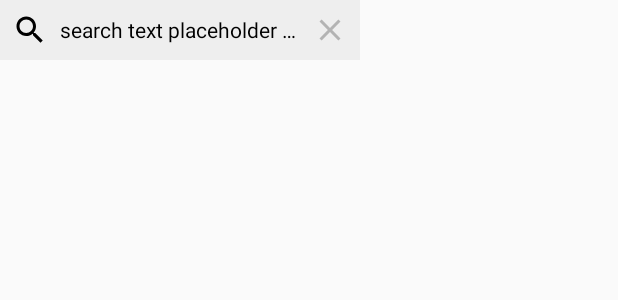
After one commit to mitsinsar/flickrapp, an Android app: the layout adapter_item_search_history.xml on its own in the app's theme, with its tools: preview values and no code run, on a phone screen of 412 x 824 dp. The commit adds this screen. Shown: the top 300 px of the screen. Run offline under Robolectric (Android 15) with nearby library versions, the phone set to English and light mode, and no system bars.

Commit message:
Search history feature added. Search fragment code refactored.

```diff
--- /dev/null
+++ b/app/src/main/res/drawable/ic_close_gray.xml
@@ -0,0 +1,5 @@
+<vector xmlns:android="http://schemas.android.com/apk/res/android" android:width="24dp"
+    android:height="24dp" android:tint="#B3B3B3"
+    android:viewportWidth="24.0" android:viewportHeight="24.0">
+    <path android:fillColor="#FF000000" android:pathData="M19,6.41L17.59,5 12,10.59 6.41,5 5,6.41 10.59,12 5,17.59 6.41,19 12,13.41 17.59,19 19,17.59 13.41,12z"/>
+</vector>
--- /dev/null
+++ b/app/src/main/res/layout/adapter_item_search_history.xml
@@ -0,0 +1,44 @@
+<?xml version="1.0" encoding="utf-8"?>
+<LinearLayout xmlns:android="http://schemas.android.com/apk/res/android"
+    xmlns:tools="http://schemas.android.com/tools"
+    android:layout_width="wrap_content"
+    android:layout_height="wrap_content"
+    android:background="@color/backgroundGray"
+    android:gravity="center"
+    android:orientation="horizontal">
+
+    <LinearLayout
+        android:id="@+id/layoutBtnSearchHistory"
+        android:layout_width="wrap_content"
+        android:layout_height="wrap_content"
+        android:gravity="center"
+        android:orientation="horizontal">
+
+        <ImageView
+            android:layout_width="wrap_content"
+            android:layout_height="wrap_content"
+            android:contentDescription="@string/description_search_magnifying_glass"
+            android:padding="8dp"
+            android:src="@drawable/ic_search_black" />
+
+        <TextView
+            android:id="@+id/txtSearchHistory"
+            android:layout_width="160dp"
+            android:layout_height="wrap_content"
+            android:ellipsize="end"
+            android:maxEms="10"
+            android:maxLines="1"
+            android:minWidth="80dp"
+            android:textColor="@color/black"
+            tools:text="search text placeholder search text placeholder" />
+    </LinearLayout>
+
+    <ImageView
+        android:id="@+id/imgviewBtnSearchHistoryRemove"
+        android:layout_width="wrap_content"
+        android:layout_height="wrap_content"
+        android:contentDescription="@string/description_search_history_delete_btn"
+        android:padding="8dp"
+        android:src="@drawable/ic_close_gray" />
+
+</LinearLayout>
--- /dev/null
+++ b/app/src/main/res/values/attrs.xml
@@ -0,0 +1,6 @@
+<?xml version="1.0" encoding="utf-8"?>
+<resources>
+    <declare-styleable name="LimitedHeightRecyclerView">
+        <attr name="maxItemCount" format="integer"/>
+    </declare-styleable>
+</resources>
--- a/app/src/main/res/values/colors.xml
+++ b/app/src/main/res/values/colors.xml
@@ -22,4 +22,7 @@
 
     <color name="transparent">#00000000</color>
     <color name="gifBackground">#70000000</color>
+
+    <color name="backgroundGray">#EEEEEE</color>
+
 </resources>
--- a/app/src/main/res/values/strings.xml
+++ b/app/src/main/res/values/strings.xml
@@ -2,8 +2,6 @@
     <string name="app_name">Flickr</string>
     <string name="app_name_toolbar">flickr</string>
 
-    <!-- TODO: Remove or change this placeholder text -->
-    <string name="hello_blank_fragment">Hello blank fragment</string>
     <string name="description_recent_img">recently shared images</string>
     <string name="description_close_image">close image</string>
     <string name="description_image_activity_main_image">selected image</string>
@@ -16,5 +14,7 @@
     <string name="description_ic_search">magnifying glass icon</string>
     <string name="description_search_image">searched images result</string>
     <string name="description_btn_clear_text">search text clear button</string>
+    <string name="description_search_magnifying_glass">search magnifying glass</string>
+    <string name="description_search_history_delete_btn">delete from search history</string>
 
 </resources>
```
Also changed, not shown: app/src/main/java/com/kangarootech/flickr/Repository.kt (+39 -3 lines), app/src/main/java/com/kangarootech/flickr/adapter/SearchHistoryRecyclerAdapter.kt (added, +53 -0 lines), app/src/main/java/com/kangarootech/flickr/ui/frgsearch/SearchContract.kt (+20 -1 lines), app/src/main/java/com/kangarootech/flickr/ui/frgsearch/SearchFragment.kt (+104 -46 lines), app/src/main/java/com/kangarootech/flickr/ui/frgsearch/SearchPresenter.kt (+64 -13 lines), app/src/main/java/com/kangarootech/flickr/util/LimitedHeightRecyclerView.kt (added, +39 -0 lines), app/src/main/java/com/kangarootech/flickr/viewholder/SearchHistoryViewHolder.kt (added, +45 -0 lines), app/src/main/res/layout/fragment_search.xml (+9 -0 lines).
